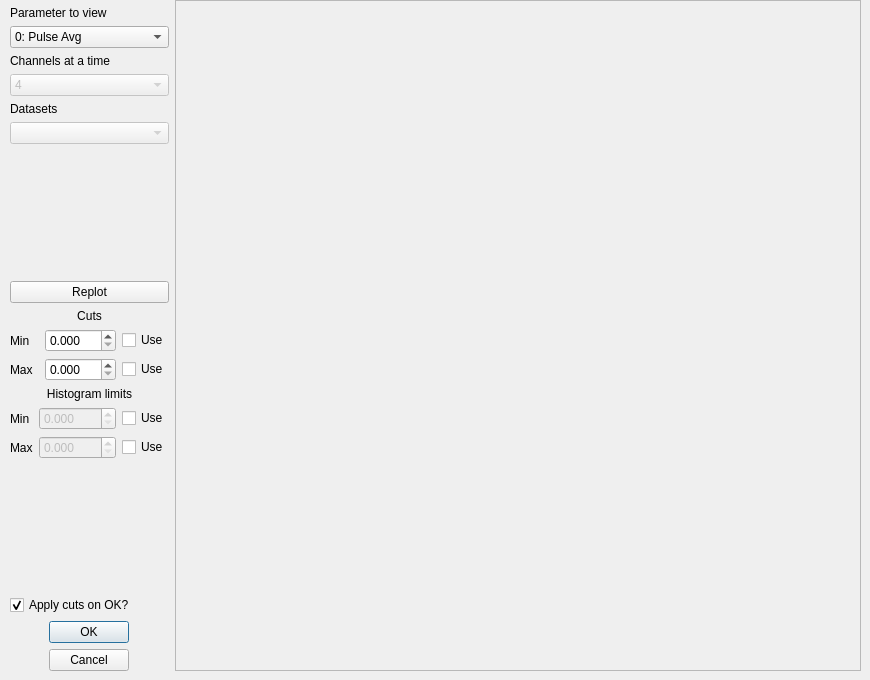
Above: mass/gui/make_cuts_dialog_form.ui from usnistgov/mass before the change. Below: the same form after it.
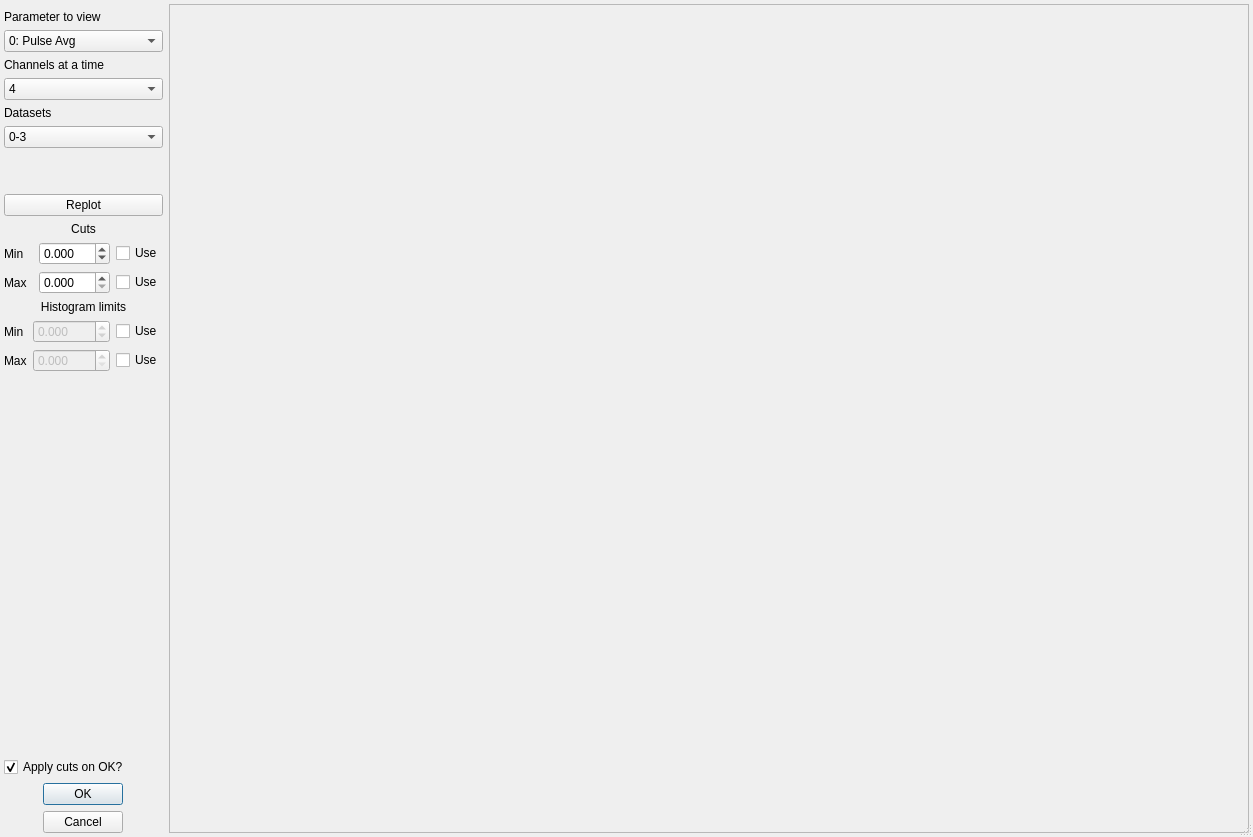
That is the form after the change.

Commit message: New GUI for choosing cuts now works very well.  We are happy!

What changed in the file:
```diff
--- a/mass/gui/make_cuts_dialog_form.ui
+++ b/mass/gui/make_cuts_dialog_form.ui
@@ -6,42 +6,36 @@
    <rect>
     <x>0</x>
     <y>0</y>
-    <width>870</width>
-    <height>680</height>
+    <width>1253</width>
+    <height>837</height>
    </rect>
   </property>
   <property name="sizePolicy">
-   <sizepolicy hsizetype="Expanding" vsizetype="Expanding">
+   <sizepolicy hsizetype="MinimumExpanding" vsizetype="Expanding">
     <horstretch>1</horstretch>
     <verstretch>1</verstretch>
    </sizepolicy>
   </property>
   <property name="minimumSize">
    <size>
-    <width>600</width>
-    <height>500</height>
+    <width>1200</width>
+    <height>800</height>
    </size>
   </property>
   <property name="windowTitle">
    <string>Dialog</string>
   </property>
-  <widget class="QWidget" name="">
-   <property name="geometry">
-    <rect>
-     <x>10</x>
-     <y>0</y>
-     <width>851</width>
-     <height>671</height>
-    </rect>
-   </property>
-   <layout class="QHBoxLayout" name="everything_horizontalLayout" stretch="1,5">
-    <property name="sizeConstraint">
-     <enum>QLayout::SetDefaultConstraint</enum>
+  <property name="sizeGripEnabled">
+   <bool>true</bool>
+  </property>
+  <layout class="QHBoxLayout" name="horizontalLayout_2" stretch="0,1">
+   <property name="margin">
+    <number>4</number>
     </property>
     <item>
-     <layout class="QVBoxLayout" name="control_verticalLayout" stretch="0,0,0,0,0,0,0,1,0,0,1,0,0">
+    <layout class="QVBoxLayout" name="control_verticalLayout" stretch="0,0,0,0,0,0,0,0,0,0,1,0,0">
       <property name="sizeConstraint">
-       <enum>QLayout::SetMinimumSize</enum>
+      <enum>QLayout::SetNoConstraint</enum>
       </property>
       <item>
        <spacer name="verticalSpacer_3">
@@ -124,7 +118,7 @@
       <item>
        <widget class="QComboBox" name="channel_chooser">
         <property name="enabled">
-         <bool>false</bool>
+        <bool>true</bool>
         </property>
         <property name="focusPolicy">
          <enum>Qt::TabFocus</enum>
@@ -179,11 +173,16 @@
       <item>
        <widget class="QComboBox" name="dataset_chooser">
         <property name="enabled">
-         <bool>false</bool>
+        <bool>true</bool>
         </property>
         <property name="focusPolicy">
          <enum>Qt::ClickFocus</enum>
         </property>
+       <item>
+        <property name="text">
+         <string>0-3</string>
+        </property>
+       </item>
        </widget>
       </item>
       <item>
@@ -192,12 +191,12 @@
          <enum>Qt::Vertical</enum>
         </property>
         <property name="sizeType">
-         <enum>QSizePolicy::MinimumExpanding</enum>
+        <enum>QSizePolicy::Maximum</enum>
         </property>
         <property name="sizeHint" stdset="0">
          <size>
           <width>20</width>
-          <height>20</height>
+         <height>40</height>
          </size>
         </property>
        </spacer>
@@ -238,6 +237,9 @@
             <property name="decimals">
              <number>3</number>
             </property>
+           <property name="minimum">
+            <double>-99.000000000000000</double>
+           </property>
             <property name="maximum">
              <double>999.999000000000024</double>
             </property>
@@ -361,6 +363,9 @@
             <property name="decimals">
              <number>3</number>
             </property>
+           <property name="minimum">
+            <double>-99.000000000000000</double>
+           </property>
             <property name="maximum">
              <double>999.999000000000024</double>
             </property>
@@ -376,7 +381,7 @@
          <enum>Qt::Vertical</enum>
         </property>
         <property name="sizeType">
-         <enum>QSizePolicy::MinimumExpanding</enum>
+        <enum>QSizePolicy::Expanding</enum>
         </property>
         <property name="sizeHint" stdset="0">
          <size>
@@ -431,8 +436,8 @@
       </property>
       <property name="minimumSize">
        <size>
-        <width>540</width>
-        <height>400</height>
+       <width>1024</width>
+       <height>800</height>
        </size>
       </property>
       <property name="toolTip">
@@ -447,7 +452,6 @@
      </widget>
     </item>
    </layout>
-  </widget>
   <zorder>verticalLayoutWidget</zorder>
   <zorder>verticalSpacer</zorder>
   <zorder>gridLayoutWidget</zorder>
```
Left out of the diff: 105 changed lines with no effect on the pictures. Lines whose indentation alone changed are shown as unchanged. The commit also changes 3 other files.
